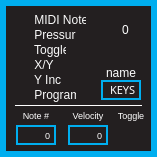
Old version of the form standalone/ezpz/forms/keyformWin.ui in the repository Muse-Kinetics/softstep_editor.
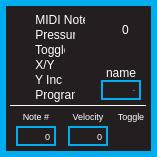
New version of the form. Icons and pictures are not drawn.

Commit message: -EZ ready for testing, UI looking sharp

Diff of the .ui file:
```diff
--- a/standalone/ezpz/forms/keyformWin.ui
+++ b/standalone/ezpz/forms/keyformWin.ui
@@ -23,82 +23,18 @@
 	border: 6px solid rgba(0,174,239,255);
 }  
 
-QWidget:hover
-{
-	/*border:				3px solid rgb(0, 126, 126)*/
-}        
 
-/* ---------- QLabels ------------*/
 QLabel
 {
 	background:		rgba(0,0,0,0);
 	color: 				white;
-	font: 				8pt &quot;Corbel&quot;;
+	font: 				10px &quot;Corbel&quot;;
 	border:				none;
 }
 
-QLabel:hover
-{
-	border:				none;
-}  
 
-/* ---------- QSpinBox ------------*/
-QSpinBox
-{
-	font: 8pt &quot;Corbel&quot;;
-	border: 2px solid rgb(0,174,239);
-	background-color: rgba(0, 0, 0, 255);
-	color: white;
-	padding:0, 0, 0, 0;
-}
 
-QSpinBox::focus
-{
-	border: none;
-	outline: none;
-}
 
-/* ---------- QLineEdit ------------*/
-QLineEdit
-{
-	font: 8pt &quot;Corbel&quot;;
-	background: rgba(0,174,239,0);
-	border: 2px solid rgba(0,174,239,255);
-	border-radius: 0px;
-	color: white;
-}
-
-QLineEdit:focus
-{
-	font: 8pt &quot;Corbel&quot;;
-	background: rgba(0,174,239,0);
-	border: 2px solid white;
-	border-radius: 0px;
-	color: white;
-}
-
-/* ---------- QCheckBox ------------*/
-QCheckBox
-{
-	font: 8pt &quot;Corbel&quot;;
-	background:rgba(0,174,239,0);
-	color: white;
-	padding:0, 0, 0, 0;
-	border: none;
-}
-
-QCheckBox:focus
-{
-	background:rgba(0,174,239,0);
-}
-
-
-/* ------- QStackedWidget ---------*/
-QStackedWidget
-{
-border-top: 1px solid white;
-background: black;
-}
 
 </string>
   </property>
@@ -114,8 +50,7 @@
    <property name="font">
     <font>
      <family>Corbel</family>
-     <pointsize>8</pointsize>
-     <weight>50</weight>
+     <pointsize>-1</pointsize>
      <italic>false</italic>
      <bold>false</bold>
     </font>
@@ -124,7 +59,27 @@
     <enum>Qt::WheelFocus</enum>
    </property>
    <property name="styleSheet">
-    <string notr="true"/>
+    <string notr="true">
+
+/* ---------- QLineEdit ------------*/
+QLineEdit
+{
+	font: 10px &quot;Corbel&quot;;
+	background: rgba(0,174,239,0);
+	border: 2px solid rgba(0,174,239,255);
+	border-radius: 0px;
+	color: white;
+}
+
+QLineEdit:focus
+{
+	font: 8pt &quot;Corbel&quot;;
+	background: rgba(0,174,239,0);
+	border: 2px solid white;
+	border-radius: 0px;
+	color: white;
+}
+</string>
    </property>
    <property name="text">
     <string>KEYS</string>
@@ -149,9 +104,18 @@
     <enum>Qt::WheelFocus</enum>
    </property>
    <property name="styleSheet">
-    <string notr="true">QCheckBox
+    <string notr="true">/* ---------- QCheckBox ------------*/
+QCheckBox
 {
-color: rgba(255,255,255,250);
+	font: 10px &quot;Corbel&quot;;
+	background:rgba(0,174,239,0);
+	color: white;
+	padding:0, 0, 0, 0;
+	border: 1px solid rgba(0,174,239,0);
+}
+
+QCheckBox:hover {
+	border: 1px solid rgba(0,174,239,0);
 }
 
 QCheckBox::indicator {
@@ -212,9 +176,18 @@
     <enum>Qt::WheelFocus</enum>
    </property>
    <property name="styleSheet">
-    <string notr="true">QCheckBox
+    <string notr="true">/* ---------- QCheckBox ------------*/
+QCheckBox
 {
-color: rgba(255,255,255,250);
+	font: 10px &quot;Corbel&quot;;
+	background:rgba(0,174,239,0);
+	color: white;
+	padding:0, 0, 0, 0;
+	border: 1px solid rgba(0,174,239,0);
+}
+
+QCheckBox:hover {
+	border: 1px solid rgba(0,174,239,0);
 }
 
 QCheckBox::indicator {
@@ -275,9 +248,18 @@
     <enum>Qt::WheelFocus</enum>
    </property>
    <property name="styleSheet">
-    <string notr="true">QCheckBox
+    <string notr="true">/* ---------- QCheckBox ------------*/
+QCheckBox
 {
-color: rgba(255,255,255,250);
+	font: 10px &quot;Corbel&quot;;
+	background:rgba(0,174,239,0);
+	color: white;
+	padding:0, 0, 0, 0;
+	border: 1px solid rgba(0,174,239,0);
+}
+
+QCheckBox:hover {
+	border: 1px solid rgba(0,174,239,0);
 }
 
 QCheckBox::indicator {
@@ -338,9 +320,18 @@
     <enum>Qt::WheelFocus</enum>
    </property>
    <property name="styleSheet">
-    <string notr="true">QCheckBox
+    <string notr="true">/* ---------- QCheckBox ------------*/
+QCheckBox
 {
-color: rgba(255,255,255,250);
+	font: 10px &quot;Corbel&quot;;
+	background:rgba(0,174,239,0);
+	color: white;
+	padding:0, 0, 0, 0;
+	border: 1px solid rgba(0,174,239,0);
+}
+
+QCheckBox:hover {
+	border: 1px solid rgba(0,174,239,0);
 }
 
 QCheckBox::indicator {
@@ -401,9 +392,18 @@
     <enum>Qt::WheelFocus</enum>
    </property>
    <property name="styleSheet">
-    <string notr="true">QCheckBox
+    <string notr="true">/* ---------- QCheckBox ------------*/
+QCheckBox
 {
-color: rgba(255,255,255,250);
+	font: 10px &quot;Corbel&quot;;
+	background:rgba(0,174,239,0);
+	color: white;
+	padding:0, 0, 0, 0;
+	border: 1px solid rgba(0,174,239,0);
+}
+
+QCheckBox:hover {
+	border: 1px solid rgba(0,174,239,0);
 }
 
 QCheckBox::indicator {
@@ -467,9 +467,18 @@
     <bool>false</bool>
    </property>
    <property name="styleSheet">
-    <string notr="true">QCheckBox
+    <string notr="true">/* ---------- QCheckBox ------------*/
+QCheckBox
 {
-color: rgba(255,255,255,250);
+	font: 10px &quot;Corbel&quot;;
+	background:rgba(0,174,239,0);
+	color: white;
+	padding:0, 0, 0, 0;
+	border: 1px solid rgba(0,174,239,0);
+}
+
+QCheckBox:hover {
+	border: 1px solid rgba(0,174,239,0);
 }
 
 QCheckBox::indicator {
@@ -552,25 +561,6 @@
     <set>Qt::AlignCenter</set>
    </property>
   </widget>
-  <widget class="QLabel" name="dividerLine">
-   <property name="geometry">
-    <rect>
-     <x>15</x>
-     <y>105</y>
-     <width>127</width>
-     <height>16</height>
-    </rect>
-   </property>
-   <property name="styleSheet">
-    <string notr="true">QLabel
-{
-border-top: 1px solid white;
-}</string>
-   </property>
-   <property name="text">
-    <string/>
-   </property>
-  </widget>
   <widget class="QStackedWidget" name="sourcesParams">
    <property name="geometry">
     <rect>
@@ -586,10 +576,17 @@
 border: none;
 background: rgba(0, 0, 0, 0);
 }
+
+/* ------- QStackedWidget ---------*/
+QStackedWidget
+{
+border-top: 1px solid white;
+}
+
 /* ---------- QSpinBox ------------*/
 QSpinBox
 {
-	font: 8pt &quot;Futura-Normal&quot;;
+	font: 12px &quot;Futura-Normal&quot;;
 	border: 2px solid rgb(0,174,239);
 	background: rgba(0, 0, 0, 0);
 	color: white;
```
Left out of the diff: 170 changed lines with no effect on the pictures. The commit also changes 6 other files.
